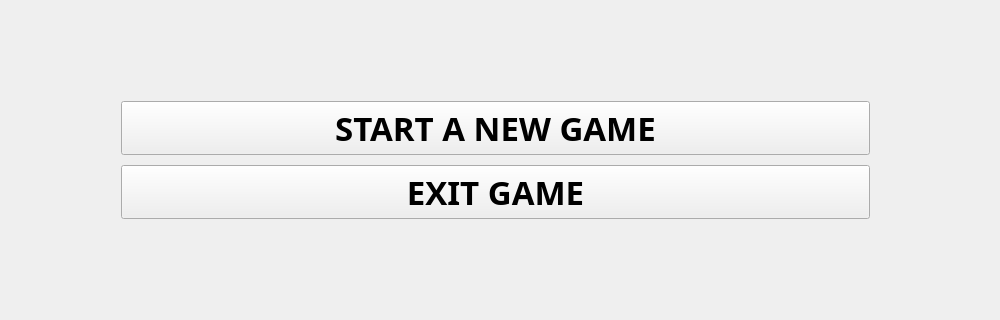
First picture: the form in QTproject/mainwindow.ui, repository NakanoMiku39/QTproject, before the edit; both pictures show x 0 to 1000 and y 391 to 711 of the 1000 by 800 pixel window.
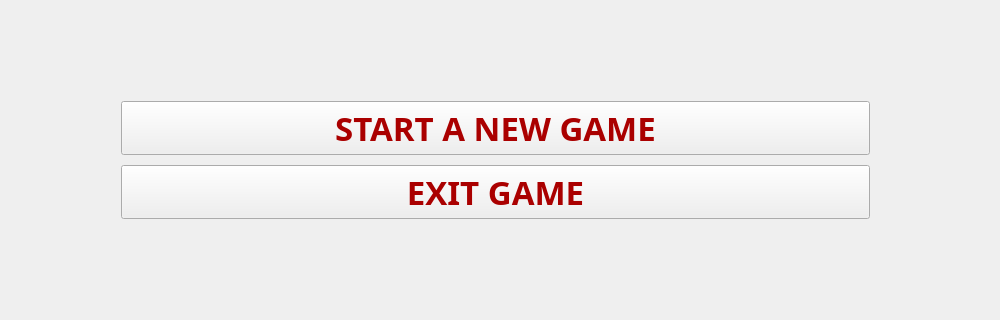
Second picture: the form after the edit. Icons and pictures are not drawn.

What changed in the file:
```diff
--- a/QTproject/mainwindow.ui
+++ b/QTproject/mainwindow.ui
@@ -53,6 +53,9 @@
          <bold>true</bold>
         </font>
        </property>
+       <property name="styleSheet">
+        <string notr="true">color: rgb(170, 0, 0);</string>
+       </property>
        <property name="text">
         <string>START A NEW GAME</string>
        </property>
@@ -83,6 +86,9 @@
          <bold>true</bold>
         </font>
        </property>
+       <property name="styleSheet">
+        <string notr="true">color: rgb(170, 0, 0);</string>
+       </property>
        <property name="text">
         <string>EXIT GAME</string>
        </property>
```
